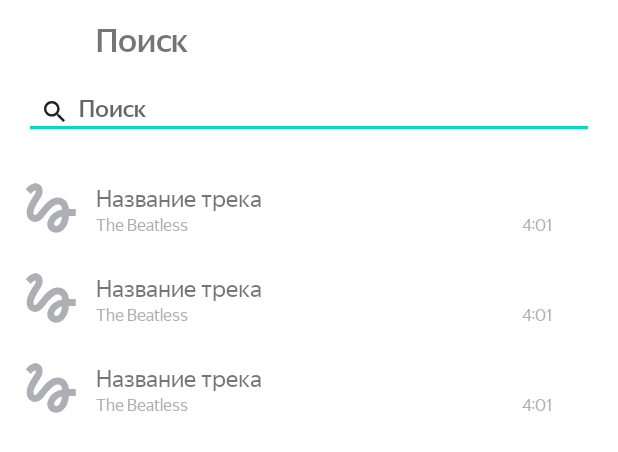
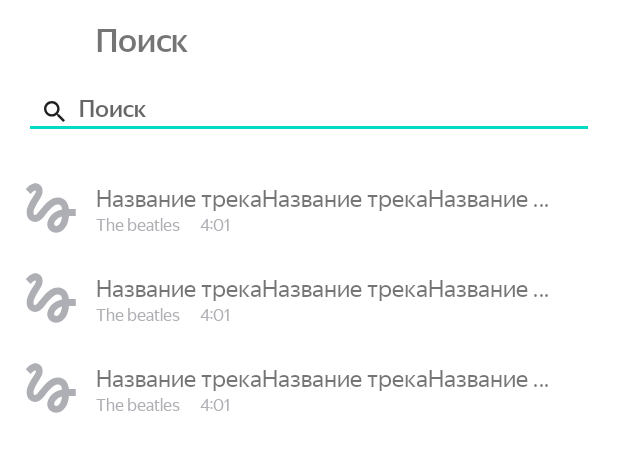
Before and after one commit to AleksandrRegulus/PlaylistMaker, an Android app: the layout activity_search.xml on its own in the app's theme, with its tools: preview values and no code run, on a phone screen of 412 x 824 dp. Shown: the top 452 px of the screen. Run offline under Robolectric (Android 15) with nearby library versions, the phone set to English and light mode, and no system bars.

Commit message:
спринт 12 домашка 2
1. Переделал макет элементов списка треков на constraintlayout. Теперь длина трека расположена корректно
2.Исправил стрелку в настройках
3.Вынес логику добавления треков в класс SearchHistory

```diff
--- a/app/build.gradle
+++ b/app/build.gradle
@@ -45,10 +45,10 @@ dependencies {
     implementation 'com.google.android.material:material:1.9.0'
     implementation 'androidx.constraintlayout:constraintlayout:2.1.4'
     implementation 'androidx.preference:preference:1.2.1'
-    implementation 'com.github.bumptech.glide:glide:4.14.2'
+    implementation 'com.github.bumptech.glide:glide:4.15.1'
     implementation 'com.squareup.retrofit2:retrofit:2.9.0'
     implementation 'com.squareup.retrofit2:converter-gson:2.9.0'
-    annotationProcessor 'com.github.bumptech.glide:compiler:4.14.2'
+    annotationProcessor 'com.github.bumptech.glide:compiler:4.15.1'
     testImplementation 'junit:junit:4.13.2'
     androidTestImplementation 'androidx.test.ext:junit:1.1.5'
     androidTestImplementation 'androidx.test.espresso:espresso-core:3.5.1'
--- a/app/src/main/res/layout/activity_settings.xml
+++ b/app/src/main/res/layout/activity_settings.xml
@@ -72,7 +72,9 @@
             android:layout_width="match_parent"
             android:layout_height="@dimen/buttons_height"
             android:text="@string/user_agreement"
-            app:icon="@drawable/bracket_right" />
+            app:icon="@drawable/arrow_forward"
+            app:iconSize="24dp"
+             />
 
     </LinearLayout>
 
--- a/app/src/main/res/layout/track_item.xml
+++ b/app/src/main/res/layout/track_item.xml
@@ -1,79 +1,83 @@
-<?xml version="1.0" encoding="utf-8"?>
-<LinearLayout xmlns:android="http://schemas.android.com/apk/res/android"
+<androidx.constraintlayout.widget.ConstraintLayout xmlns:android="http://schemas.android.com/apk/res/android"
+    xmlns:app="http://schemas.android.com/apk/res-auto"
     xmlns:tools="http://schemas.android.com/tools"
     android:id="@+id/rootLayout"
     android:layout_width="match_parent"
-    android:layout_height="@dimen/buttons_height"
-    android:gravity="start"
-    android:orientation="horizontal"
+    android:layout_height="60dp"
     android:paddingHorizontal="@dimen/small_padding">
 
     <ImageView
         android:id="@+id/poster"
         android:layout_width="@dimen/placeholder_size"
         android:layout_height="@dimen/placeholder_size"
-        android:layout_marginVertical="8dp"
-        android:src="@drawable/track_placeholder" />
-
-    <LinearLayout
-        android:layout_width="0dp"
-        android:layout_height="match_parent"
-        android:layout_weight="1"
-        android:gravity="start"
-        android:orientation="vertical"
-        android:paddingHorizontal="8dp"
-        android:paddingTop="14dp">
-
+        android:layout_marginTop="8dp"
+        android:src="@drawable/track_placeholder"
+        app:layout_constraintStart_toStartOf="parent"
+        app:layout_constraintTop_toTopOf="parent" />
 
     <TextView
         android:id="@+id/trackName"
-            android:layout_width="match_parent"
+        android:layout_width="0dp"
         android:layout_height="wrap_content"
+        android:layout_marginStart="8dp"
+        android:layout_marginTop="14dp"
+        android:layout_marginEnd="8dp"
         android:ellipsize="end"
         android:fontFamily="@font/ys_display_regular"
         android:maxLines="1"
-            tools:text="Название трека"
         android:textFontWeight="500"
-            android:textSize="@dimen/text_size_middle" />
+        android:textSize="@dimen/text_size_middle"
+        app:layout_constraintEnd_toStartOf="@id/arrowForward"
+        app:layout_constraintStart_toEndOf="@id/poster"
+        app:layout_constraintTop_toTopOf="parent"
+        tools:text="Название трекаНазвание трекаНазвание трека" />
 
-        <LinearLayout
-            android:layout_width="match_parent"
-            android:layout_height="wrap_content"
-            android:gravity="start"
-            android:orientation="horizontal"
-            android:paddingTop="1dp">
 
     <TextView
         android:id="@+id/artistName"
         style="@style/ArtistTextView"
         android:layout_width="wrap_content"
-                android:layout_weight="1"
         android:layout_height="wrap_content"
-                android:layout_gravity="center_vertical"
-                tools:text="The Beatless"
-                tools:ignore="InefficientWeight" />
+        android:layout_marginTop="1dp"
+        android:ellipsize="end"
+        android:maxLines="1"
+        app:layout_constrainedWidth="true"
+        app:layout_constraintHorizontal_chainStyle="packed"
+        app:layout_constraintHorizontal_bias="0.0"
+        app:layout_constraintEnd_toStartOf="@id/icDot"
+        app:layout_constraintStart_toStartOf="@id/trackName"
+        app:layout_constraintTop_toBottomOf="@id/trackName"
+        tools:text="The beatles" />
 
     <ImageView
+        android:id="@+id/icDot"
         android:layout_width="wrap_content"
         android:layout_height="wrap_content"
-                android:layout_gravity="center_vertical"
-                android:src="@drawable/ic_dot" />
+        android:src="@drawable/ic_dot"
+        app:layout_constraintStart_toEndOf="@id/artistName"
+        app:layout_constraintEnd_toStartOf="@id/trackTime"
+        app:layout_constraintBottom_toBottomOf="@id/artistName" />
 
     <TextView
         android:id="@+id/trackTime"
         style="@style/ArtistTextView"
         android:layout_width="wrap_content"
         android:layout_height="wrap_content"
+        android:layout_marginEnd="8dp"
+        android:ellipsize="end"
+        android:maxLines="1"
+        app:layout_constraintEnd_toStartOf="@id/arrowForward"
+        app:layout_constraintStart_toEndOf="@id/icDot"
+        app:layout_constraintBottom_toBottomOf="@id/artistName"
         tools:text="4:01" />
 
-
-        </LinearLayout>
-    </LinearLayout>
-
     <ImageView
+        android:id="@+id/arrowForward"
         android:layout_width="wrap_content"
         android:layout_height="wrap_content"
-        android:layout_marginVertical="18dp"
-        android:src="@drawable/arrow_forward" />
+        android:layout_marginTop="18dp"
+        android:src="@drawable/arrow_forward"
+        app:layout_constraintEnd_toEndOf="parent"
+        app:layout_constraintTop_toTopOf="parent" />
 
-</LinearLayout>
+</androidx.constraintlayout.widget.ConstraintLayout>
--- a/app/src/main/res/values-night/themes.xml
+++ b/app/src/main/res/values-night/themes.xml
@@ -17,6 +17,22 @@
         <item name="android:textColor">@color/white</item>
     </style>
 
+    <style name="SettingsButtonStyle" parent="Widget.MaterialComponents.Button.UnelevatedButton">
+        <item name="iconTint">@color/white</item>
+        <item name="cornerRadius">@dimen/settings_buttons_radius</item>
+        <item name="android:insetTop">@dimen/buttons_inset_zero</item>
+        <item name="android:insetBottom">@dimen/buttons_inset_zero</item>
+        <item name="android:textAllCaps">false</item>
+        <item name="android:textSize">@dimen/text_size_middle</item>
+        <item name="android:textAlignment">viewStart</item>
+        <item name="android:paddingStart">@dimen/settings_buttons_padding_zero</item>
+        <item name="iconGravity">end</item>
+        <item name="android:fontFamily">@font/ys_display_regular</item>
+        <item name="android:textFontWeight">400</item>
+        <item name="android:letterSpacing">0</item>
+        <item name="android:backgroundTint">?attr/colorPrimaryVariant</item>
+    </style>
+
     <style name="SearchTheme.Theme.PlaylistMaker" parent="Main.Theme.PlaylistMaker">
         <item name="colorPrimary">@color/black</item>       <!--системная часть экрана-->
         <item name="colorOnPrimary">@color/white</item>     <!--текст кнопок-->
@@ -32,8 +48,6 @@
     <style name="ArtistTextView" parent="Widget.MaterialComponents.TextView">
         <item name="android:textSize">@dimen/text_size_small</item>
         <item name="android:fontFamily">@font/ys_display_regular</item>
-        <item name="android:ellipsize">end</item>
-        <item name="android:maxLines">1</item>
         <item name="android:textFontWeight">500</item>
         <item name="android:textColor">@color/white</item>
     </style>
--- a/build.gradle
+++ b/build.gradle
@@ -1,6 +1,6 @@
 // Top-level build file where you can add configuration options common to all sub-projects/modules.
 plugins {
-    id 'com.android.application' version '8.0.2' apply false
-    id 'com.android.library' version '8.0.2' apply false
+    id 'com.android.application' version '8.1.0' apply false
+    id 'com.android.library' version '8.1.0' apply false
     id 'org.jetbrains.kotlin.android' version '1.8.20' apply false
 }
```
Also changed, not shown: app/src/main/java/com/example/playlistmaker/SearchActivity.kt (+9 -13 lines), app/src/main/java/com/example/playlistmaker/SearchHistory.kt (+13 -0 lines), app/src/main/java/com/example/playlistmaker/TracksViewHolder.kt (+7 -4 lines), app/src/main/res/values/styles.xml (+0 -15 lines), app/src/main/res/values/themes.xml (+18 -3 lines). Lines whose indentation alone changed are shown as unchanged.
